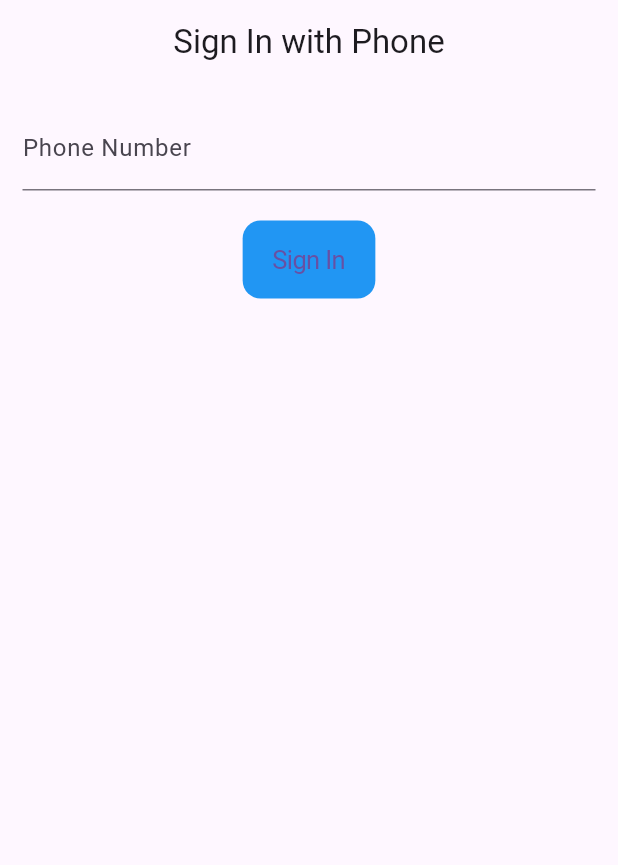
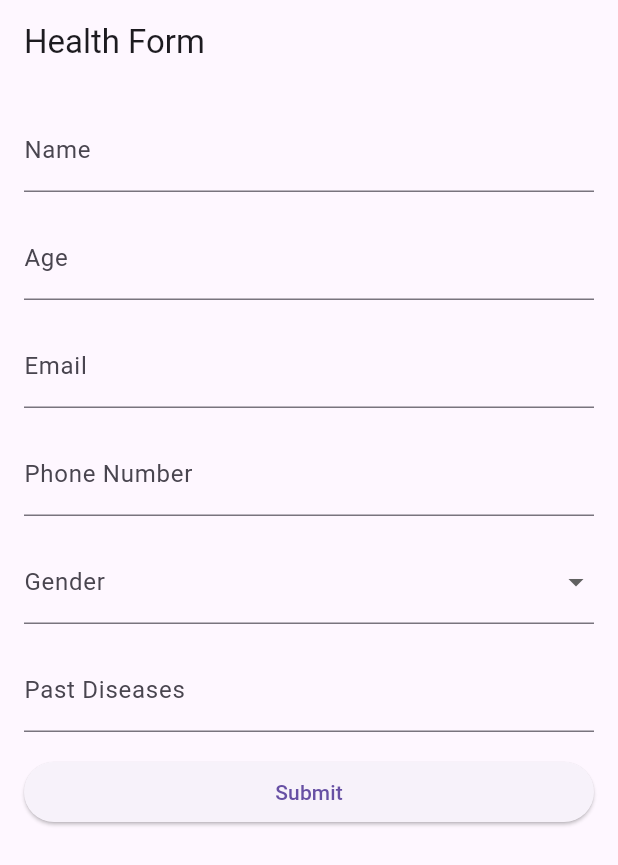
Before and after one commit to jsajwar/health_form, a Flutter app: the screen it shows after launch, on a phone screen of 412 x 824 dp. Shown: the top 865 px of the screen. Run offline on Flutter 3.47's test engine with Material 3 defaults, Android fonts, the phone set to English and light mode, and no system bars; our stand-ins replace cloud_firestore, firebase_auth, firebase_core; accounts and stored records are empty.

Commit message:
Add form

```diff
--- a/lib/homescreen.dart
+++ b/lib/homescreen.dart
@@ -0,0 +1,194 @@
+// ignore_for_file: prefer_const_constructors
+
+import 'package:cloud_firestore/cloud_firestore.dart';
+import 'package:flutter/material.dart';
+
+class HealthFormPage extends StatefulWidget {
+  const HealthFormPage({super.key});
+
+  @override
+  HealthFormPageState createState() => HealthFormPageState();
+}
+
+class HealthFormPageState extends State<HealthFormPage> {
+  final _formKey = GlobalKey<FormState>();
+  String name = '';
+  int? age;
+  String? email = '';
+  String? phoneNumber = '';
+  String? gender;
+  String? pastDiseases = '';
+  // late DateTime lastCheckUpDate;
+
+  Map<String, dynamic> userData = {};
+
+  void saveForm() {
+    userData = {
+      'name': name,
+      'age': age,
+      'email': email,
+      'phone_number': phoneNumber,
+      'gender': gender,
+      'past_diseases': pastDiseases,
+    };
+  }
+
+  @override
+  Widget build(BuildContext context) {
+    return Scaffold(
+      appBar: AppBar(
+        title: Text('Health Form'),
+      ),
+      body: Form(
+        key: _formKey,
+        child: SingleChildScrollView(
+          padding: EdgeInsets.all(16.0),
+          child: Column(
+            crossAxisAlignment: CrossAxisAlignment.stretch,
+            children: [
+              TextFormField(
+                decoration: InputDecoration(labelText: 'Name'),
+                validator: (value) {
+                  if (value!.isEmpty) {
+                    return 'Please enter your name';
+                  }
+                  return null;
+                },
+                onSaved: (value) {
+                  name = value!;
+                },
+              ),
+              SizedBox(height: 16.0),
+              TextFormField(
+                decoration: InputDecoration(labelText: 'Age'),
+                keyboardType: TextInputType.number,
+                validator: (value) {
+                  if (value!.isEmpty) {
+                    return 'Please enter your age';
+                  }
+                  if (int.tryParse(value) == null ||
+                      int.tryParse(value)! <= 0) {
+                    return 'Please enter a valid age';
+                  }
+                  return null;
+                },
+                onSaved: (value) {
+                  age = int.parse(value!);
+                },
+              ),
+              SizedBox(height: 16.0),
+              TextFormField(
+                decoration: InputDecoration(labelText: 'Email'),
+                keyboardType: TextInputType.emailAddress,
+                validator: (value) {
+                  if (value!.isEmpty) {
+                    return 'Please enter your email address';
+                  }
+                  if (!RegExp(r'^[\w-\.]+@([\w-]+\.)+[\w-]{2,4}$')
+                      .hasMatch(value)) {
+                    return 'Please enter a valid email address';
+                  }
+                  return null;
+                },
+                onSaved: (value) {
+                  email = value;
+                },
+              ),
+              SizedBox(height: 16.0),
+              TextFormField(
+                decoration: InputDecoration(labelText: 'Phone Number'),
+                keyboardType: TextInputType.phone,
+                validator: (value) {
+                  if (value!.isEmpty) {
+                    return 'Please enter your phone number';
+                  }
+                  if (!RegExp(r'^[0-9]{10}$').hasMatch(value!)) {
+                    return 'Please enter a valid 10-digit phone number';
+                  }
+                  return null;
+                },
+                onSaved: (value) {
+                  phoneNumber = value;
+                },
+              ),
+              SizedBox(height: 16.0),
+              DropdownButtonFormField<String>(
+                decoration: InputDecoration(labelText: 'Gender'),
+                value: gender,
+                onChanged: (String? newValue) {
+                  setState(() {
+                    gender = newValue;
+                  });
+                },
+                validator: (value) {
+                  if (value == null) {
+                    return 'Please select your gender';
+                  }
+                  return null;
+                },
+                items: <String>['Male', 'Female', 'Other']
+                    .map<DropdownMenuItem<String>>((String value) {
+                  return DropdownMenuItem<String>(
+                    value: value,
+                    child: Text(value),
+                  );
+                }).toList(),
+              ),
+              SizedBox(height: 16.0),
+              TextFormField(
+                decoration: InputDecoration(labelText: 'Past Diseases'),
+                onSaved: (value) {
+                  pastDiseases = value;
+                },
+              ),
+              SizedBox(height: 16.0),
+//              TextFormField(
+//                decoration: InputDecoration(labelText: 'Last Check-Up Date'),
+              //              readOnly: true,
+              //            onTap: () async {
+              //            final DateTime? picked = await showDatePicker(
+              //            context: context,
+              //            initialDate: DateTime.now(),
+              //            firstDate: DateTime(1900),
+              //            lastDate: DateTime.now(),
+              //                 );
+              //                 if (picked != null && picked != lastCheckUpDate) {
+              //                   setState(() {
+//                      lastCheckUpDate = picked;
+              //                   });
+              //                 }
+              //            },
+              //             validator: (value) {
+              //               if (lastCheckUpDate == "") {
+              //                 return 'Please select your last check-up date';
+              //               }
+              //                return null;
+              //              },
+              //            ),
+              //            SizedBox(height: 16.0),
+              ElevatedButton(
+                onPressed: () {
+                  if (_formKey.currentState!.validate()) {
+                    _formKey.currentState!.save();
+                    saveForm();
+                    FirebaseFirestore.instance
+                        .collection('health_data')
+                        .add(userData)
+                        .then((value) {
+                      // Successfully added to Firestore
+                      print('Data added to Firestore');
+                    }).catchError((error) {
+                      // Error occurred while adding to Firestore
+                      print('Failed to add data to Firestore: $error');
+                    });
+                  }
+                },
+                child: Text('Submit'),
+              ),
+            ],
+          ),
+        ),
+      ),
+    );
+  }
+}
--- a/lib/main.dart
+++ b/lib/main.dart
@@ -2,8 +2,9 @@
 
 import 'package:flutter/material.dart';
 import 'package:firebase_core/firebase_core.dart';
-import 'package:health_form/screens/email_auth/login_screen.dart';
-import 'package:health_form/screens/phone_auth/signing.dart';
+import 'package:health_form/homescreen.dart';
+//import 'package:health_form/screens/email_auth/login_screen.dart';
+//import 'package:health_form/screens/phone_auth/signing.dart';
 
 import 'firebase_options.dart';
 
@@ -24,7 +25,7 @@ class MyApp extends StatelessWidget {
     return MaterialApp(
       title: 'Flutter Demo',
       debugShowCheckedModeBanner: false,
-      home: SigningPhone(),
+      home: HealthFormPage(),
     );
   }
 }
--- a/pubspec.yaml
+++ b/pubspec.yaml
@@ -37,6 +37,7 @@ dependencies:
   cupertino_icons: ^1.0.6
   firebase_core: ^2.29.0
   firebase_auth: ^4.19.1
+  cloud_firestore: ^4.16.1
 
 dev_dependencies:
   flutter_test:
```
Also changed, not shown: pubspec.lock, 4 other files.
